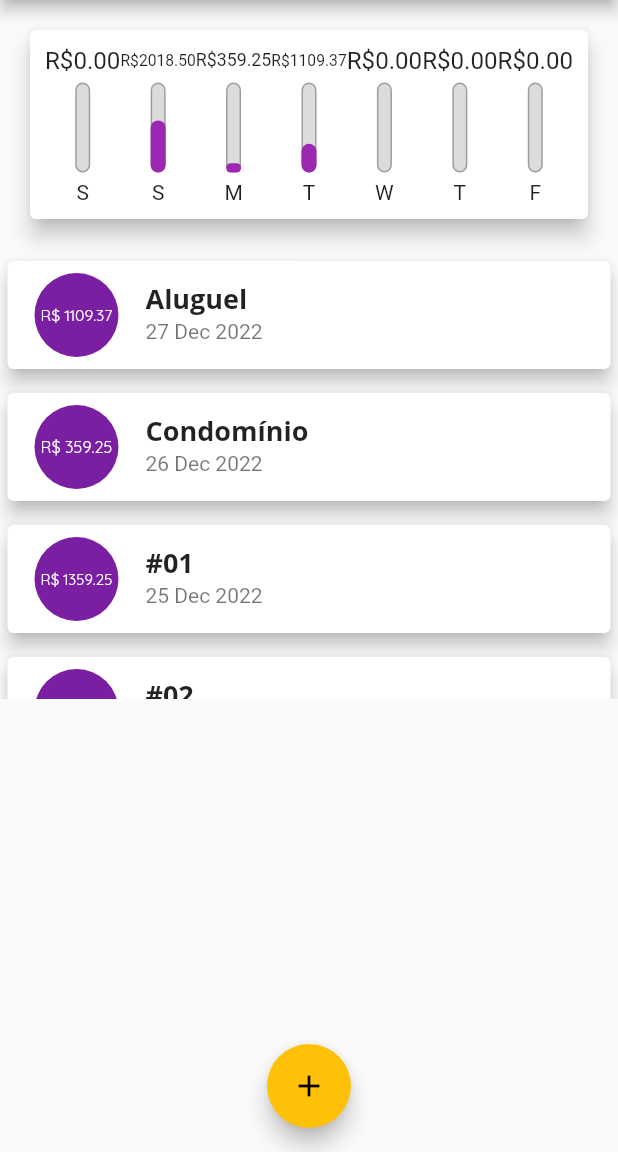
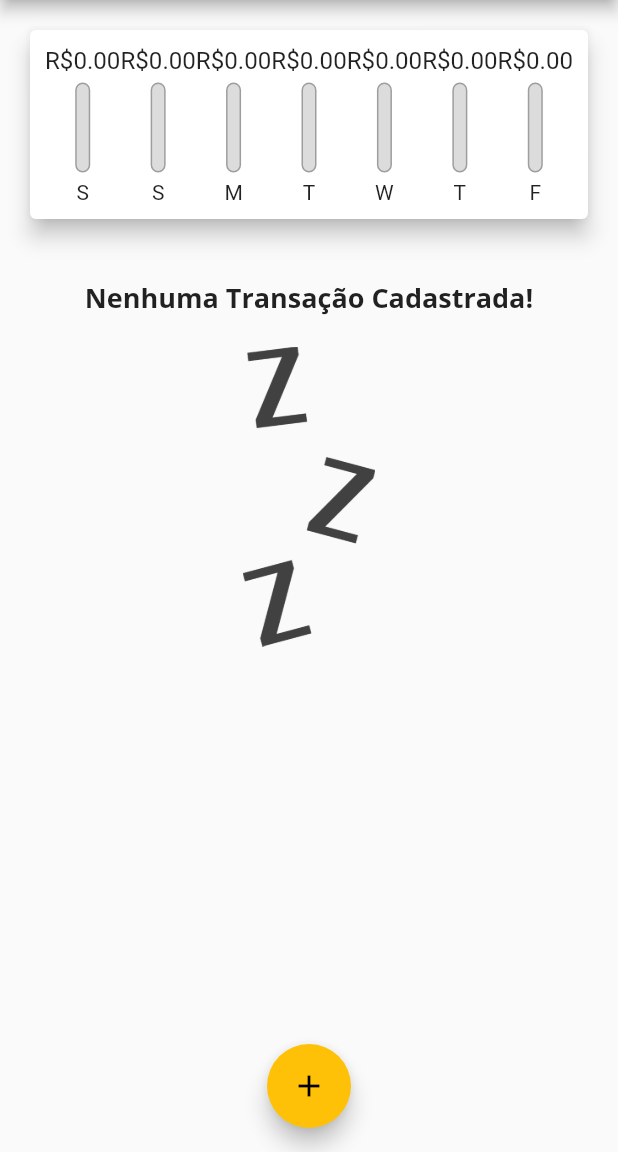
Before and after one commit to teilorbarcelos/personal-expenses-flutter, a Flutter app: the screen it shows after launch, on a phone screen of 412 x 824 dp, the part 84-1236 px from its top. Run offline on Flutter 3.47's test engine with Material 2 defaults, Android fonts, the phone set to English and light mode, and no system bars.

Commit message:
real selected date on new transactions working

```diff
--- a/lib/components/chart.dart
+++ b/lib/components/chart.dart
@@ -47,7 +47,7 @@ class Chart extends StatelessWidget {
                 child: ChartBar(
                     label: transaction['day'] as String,
                     percentage:
-                        (transaction['value'] as double) / _weekTotalValue,
+                        _weekTotalValue != 0 ? (transaction['value'] as double) / _weekTotalValue : 0,
                     dayValue: transaction['value'] as double),
               );
             }).toList(),
--- a/lib/components/transaction_form.dart
+++ b/lib/components/transaction_form.dart
@@ -4,7 +4,7 @@ import 'package:flutter/material.dart';
 import 'package:intl/intl.dart';
 
 class TransactionForm extends StatefulWidget {
-  final void Function(String, double) addTransaction;
+  final void Function(String, double, DateTime) addTransaction;
 
   TransactionForm({required this.addTransaction, super.key});
 
@@ -24,7 +24,7 @@ class _TransactionFormState extends State<TransactionForm> {
       return;
     }
     widget.addTransaction(
-        _titleController.text, double.tryParse(_valueController.text) ?? 0);
+        text, value, _selectedDate);
   }
 
   _showDatepicker() {
--- a/lib/main.dart
+++ b/lib/main.dart
@@ -46,37 +46,7 @@ class MyHomePage extends StatefulWidget {
 }
 
 class _MyHomePageState extends State<MyHomePage> {
-  final List<Transaction> _transactions = [
-    Transaction(
-        id: 't1',
-        title: 'Aluguel',
-        value: 1109.37,
-        date: DateTime.now().subtract(Duration(days: 3))),
-    Transaction(
-        id: 't2',
-        title: 'Condomínio',
-        value: 359.25,
-        date: DateTime.now().subtract(Duration(days: 4))),
-    Transaction(
-        id: 't3',
-        title: '#01',
-        value: 1359.25,
-        date: DateTime.now().subtract(Duration(days: 5))),
-    Transaction(
-        id: 't4',
-        title: '#02',
-        value: 659.25,
-        date: DateTime.now().subtract(Duration(days: 5))),
-    // Transaction(id: 't5', title: '#03', value: 359.25, date: DateTime.now()),
-    // Transaction(id: 't6', title: '#04', value: 359.25, date: DateTime.now()),
-    // Transaction(id: 't7', title: '#05', value: 359.25, date: DateTime.now()),
-    // Transaction(id: 't8', title: '#06', value: 359.25, date: DateTime.now()),
-    // Transaction(id: 't9', title: '#07', value: 359.25, date: DateTime.now()),
-    // Transaction(id: 't10', title: '#08', value: 359.25, date: DateTime.now()),
-    // Transaction(id: 't11', title: '#09', value: 359.25, date: DateTime.now()),
-    // Transaction(id: 't12', title: '#10', value: 359.25, date: DateTime.now()),
-    // Transaction(id: 't13', title: '#11', value: 359.25, date: DateTime.now())
-  ];
+  final List<Transaction> _transactions = [];
 
   List<Transaction> get _recentTransactions {
     return _transactions.where((transaction) {
@@ -85,12 +55,13 @@ class _MyHomePageState extends State<MyHomePage> {
     }).toList();
   }
 
-  _addTransaction(String title, double value) {
+  _addTransaction(String title, double value, DateTime date) {
     final newTransaction = Transaction(
-        id: Random().nextDouble().toString(),
-        title: title,
-        value: value,
-        date: DateTime.now());
+      id: Random().nextDouble().toString(),
+      title: title,
+      value: value,
+      date: date,
+    );
 
     setState(() {
       _transactions.add(newTransaction);
```
